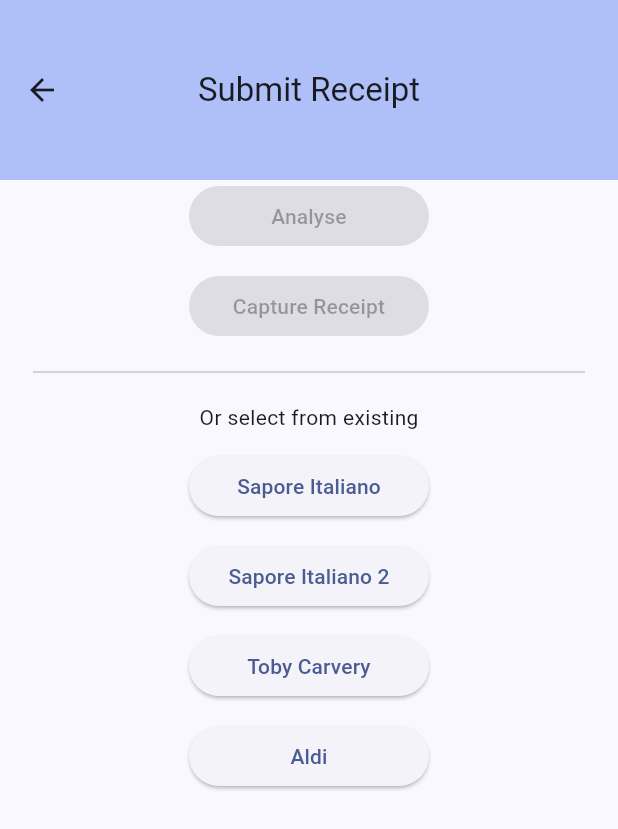
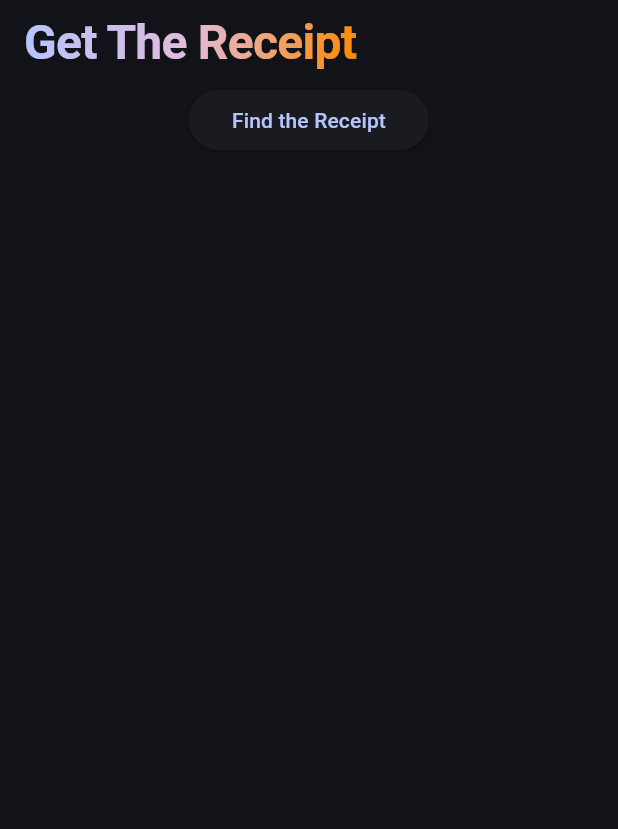
Before and after one commit to mcdona22/tab_settle, a Flutter app: the BillSubmissionPage screen opened by its route, on a phone screen of 412 x 824 dp. Shown: the top 829 px of the screen. Run offline on Flutter 3.47's test engine with Material 3 defaults, Android fonts, the phone set to English and light mode, and no system bars; our stand-ins replace flutter_dotenv, flutter_hooks, freezed_annotation, go_router, google_generative_ai, hooks_riverpod and 3 more; missing offline and left inert: flutter_loggy; generated files the repository leaves out were written again.

Commit message:
scan page now looks in the device gallery for the image and passes it to the correction page

```diff
--- a/lib/core/routing/router.dart
+++ b/lib/core/routing/router.dart
@@ -34,8 +34,8 @@
       path: '/checkReceipt',
       name: AppRoute.checkReceipt.name,
       pageBuilder: (_, state) {
-        final dto = state.extra as ReceiptDto;
-        return MaterialPage(child: ScannedBillPage(dto: dto));
+        final filePath = state.extra as String?;
+        return MaterialPage(child: ScannedBillPage(filePath: filePath ?? ''));
       },
     ),
 
--- a/lib/features/bill_submit/bill_submission_page.dart
+++ b/lib/features/bill_submit/bill_submission_page.dart
@@ -1,3 +1,5 @@
+import 'dart:io';
+
 import 'package:flutter/material.dart';
 import 'package:flutter_hooks/flutter_hooks.dart';
 import 'package:go_router/go_router.dart';
@@ -7,11 +9,9 @@
 import 'package:tab_settle/core/presentation/async_value_widget.dart';
 import 'package:tab_settle/core/presentation/mobile_first_container.dart';
 import 'package:tab_settle/core/presentation/ui_dimensions.dart';
-import 'package:tab_settle/core/presentation/utils.dart';
-import 'package:tab_settle/features/bill_analyse/data/text_receipts.dart';
+import 'package:tab_settle/core/routing/router.dart';
 import 'package:tab_settle/features/bill_submit/bill_submission_controller.dart';
-
-import '../../core/routing/router.dart';
+import 'package:tab_settle/features/home/home_page.dart';
 
 class BillSubmissionPage extends HookConsumerWidget with UiLoggy {
   const BillSubmissionPage({super.key});
@@ -20,64 +20,79 @@
 
   @override
   Widget build(BuildContext context, WidgetRef ref) {
-    final dtoState = ref.watch(billSubmissionControllerProvider);
-    loggy.debug('submission state: ${dtoState.value}');
+    final fileNameState = ref.watch(billSubmissionControllerProvider);
+    loggy.debug('Filename state: "${fileNameState.value}"');
     final qualifiedPathName = useState('');
     // final qualifiedPathName = 'assets/test_receipts/$receiptName';
 
     return Scaffold(
-      appBar: createAppBar(context, 'Submit Receipt'),
+      // appBar: createAppBar(context, 'Scan Receipt'),
+      appBar: AppBar(title: ScreenTitle(label: 'Get The Receipt')),
       body: MobileFirstContainer(
         child: Column(
           spacing: kPaddingSmall,
           crossAxisAlignment: CrossAxisAlignment.center,
           children: [
-            AsyncValueWidget(
-              value: dtoState,
-              data: (dtoState) => ActionButton(
-                label: 'Analyse',
-                onPressed: qualifiedPathName.value.isNotEmpty
-                    ? () => ref
-                          .read(billSubmissionControllerProvider.notifier)
-                          .analyseAssetReceipt(qualifiedPathName.value)
-                    : null,
-              ),
+            // AsyncValueWidget(
+            //   value: dtoState,
+            //   data: (dtoState) => ActionButton(
+            //     label: 'Analyse',
+            //     onPressed: qualifiedPathName.value.isNotEmpty
+            //         ? () => ref
+            //               .read(billSubmissionControllerProvider.notifier)
+            //               .analyseAssetReceipt(qualifiedPathName.value)
+            //         : null,
+            //   ),
+            // ),
+            // if (dtoState.value != null)
+            //   ActionButton(
+            //     label: 'Review Items',
+            //     onPressed: () => context.pushNamed(
+            //       AppRoute.checkReceipt.name,
+            //       extra: dtoState.value,
+            //     ),
+            //   ),
+            ActionButton(
+              label: 'Find the Receipt',
+              onPressed: () => ref
+                  .read(billSubmissionControllerProvider.notifier)
+                  .captureImageFromGallery(),
             ),
-            if (dtoState.value != null)
+            if (fileNameState.value!.isNotEmpty)
               ActionButton(
-                label: 'Review Items',
-                onPressed: () => context.pushNamed(
+                label: 'Analyse the Receipt',
+                onPressed: () => context.goNamed(
                   AppRoute.checkReceipt.name,
-                  extra: dtoState.value,
+                  extra: fileNameState.value,
                 ),
               ),
-            ActionButton(label: 'Capture Receipt'),
-            Divider(),
-            Text('Or select from existing'),
+            AsyncValueWidget(
+              value: fileNameState,
+              data: (fileName) => fileName.isEmpty
+                  ? SizedBox.shrink()
+                  : Expanded(
+                      child: SizedBox(
+                        height: 400.0,
+                        width: double.infinity,
+                        child: Image.file(File(fileName), fit: BoxFit.contain),
+                      ),
+                    ),
+            ),
 
-            if (qualifiedPathName.value.isNotEmpty)
-              Expanded(
-                child: SizedBox(
-                  height: 400.0,
-                  width: double.infinity,
-                  child: Image.asset(
-                    qualifiedPathName.value,
-                    fit: BoxFit.contain,
-                  ),
-                ),
-              ),
+            // Divider(),
+            // Text('Or select from existing'),
 
-            ...List.generate(imageAssetReceipts.length, (i) {
-              final path = imageAssetReceipts[i]['path'] ?? '';
-              final label = imageAssetReceipts[i]['name'];
-              return ActionButton(
-                label: label!,
-                onPressed: () {
-                  qualifiedPathName.value = 'assets/test_receipts/$path';
-                  loggy.debug('Receipt ${qualifiedPathName.value}');
-                },
-              );
-            }),
+            // ...List.generate(imageAssetReceipts.length, (i) {
+            //   final path = imageAssetReceipts[i]['path'] ?? '';
+            //   final label = imageAssetReceipts[i]['name'];
+            //   return ActionButton(
+            //     label: label!,
+            //     onPressed: () {
+            //       qualifiedPathName.value = 'assets/test_receipts/$path';
+            //       loggy.debug('Receipt ${qualifiedPathName.value}');
+            //     },
+            //   );
+            // }),
 
             // Expanded(
             //   flex: 4,
--- a/lib/features/home/home_page.dart
+++ b/lib/features/home/home_page.dart
@@ -81,27 +81,7 @@
               children: [
                 Padding(
                   padding: const EdgeInsets.symmetric(vertical: 20.0),
-                  child: ShaderMask(
-                    shaderCallback: (bounds) => LinearGradient(
-                      colors: [
-                        theme.colorScheme.primary,
-                        theme.colorScheme.tertiary,
-                        theme.colorScheme.secondary,
-                      ],
-                      begin: Alignment.topLeft,
-                      end: Alignment.bottomRight,
-                    ).createShader(bounds),
-                    child: Text(
-                      'Tab Settle',
-                      textAlign: TextAlign.center,
-                      style: theme.textTheme.headlineLarge?.copyWith(
-                        fontWeight: FontWeight.bold,
-                        letterSpacing: -0.5,
-                        color:
-                            Colors.white, // Color must be white for ShaderMask
-                      ),
-                    ),
-                  ),
+                  child: ScreenTitle(label: 'Tab Settle'),
                 ),
 
                 SizedBox(
@@ -127,20 +107,9 @@
                   ),
                 ),
                 ActionButton(
-                  label: 'Scan a Receipt',
+                  label: 'Lets Start',
                   onPressed: () => context.pushNamed(AppRoute.addReceipt.name),
                 ),
-                // ...List.generate(imageAssetReceipts.length, (i) {
-                //   final path = imageAssetReceipts[i]['path'];
-                //   final label = imageAssetReceipts[i]['name'];
-                //   return ActionButton(
-                //     label: label!,
-                //     onPressed: () {
-                //       loggy.debug('Receipt $path');
-                //       context.pushNamed(AppRoute.addReceipt.name, extra: path);
-                //     },
-                //   );
-                // }),
               ],
             ),
           ),
@@ -165,3 +134,34 @@
     return controller;
   }
 }
+
+class ScreenTitle extends StatelessWidget {
+  const ScreenTitle({required this.label, super.key});
+
+  final String label;
+
+  @override
+  Widget build(BuildContext context) {
+    final theme = Theme.of(context);
+    return ShaderMask(
+      shaderCallback: (bounds) => LinearGradient(
+        colors: [
+          theme.colorScheme.primary,
+          theme.colorScheme.tertiary,
+          theme.colorScheme.secondary,
+        ],
+        begin: Alignment.topLeft,
+        end: Alignment.bottomRight,
+      ).createShader(bounds),
+      child: Text(
+        label,
+        textAlign: TextAlign.center,
+        style: theme.textTheme.headlineLarge?.copyWith(
+          fontWeight: FontWeight.bold,
+          letterSpacing: -0.5,
+          color: Colors.white, // Color must be white for ShaderMask
+        ),
+      ),
+    );
+  }
+}
--- a/lib/main.dart
+++ b/lib/main.dart
@@ -35,7 +35,7 @@
       routerConfig: routerConfig,
       theme: ThemeData.from(colorScheme: lightColorScheme),
       darkTheme: ThemeData.from(colorScheme: darkColorScheme),
-      themeMode: ThemeMode.light,
+      themeMode: ThemeMode.dark,
       // builder: (_, child) => Scaffold(
       //   body: MobileFirstContainer(child: child ?? SizedBox.shrink()),
       // ),
--- a/pubspec.yaml
+++ b/pubspec.yaml
@@ -33,6 +33,8 @@
   flutter_dotenv: ^6.0.1
   intl: ^0.20.3
   image: ^4.9.1
+  image_picker: ^1.2.3
+
 
 
 
```
Also changed, not shown: lib/features/bill_analyse/presentation/scanned_bill_page.dart (+12 -9 lines), lib/features/bill_submit/bill_submission_controller.dart (+24 -13 lines), pubspec.lock, 6 other files.
